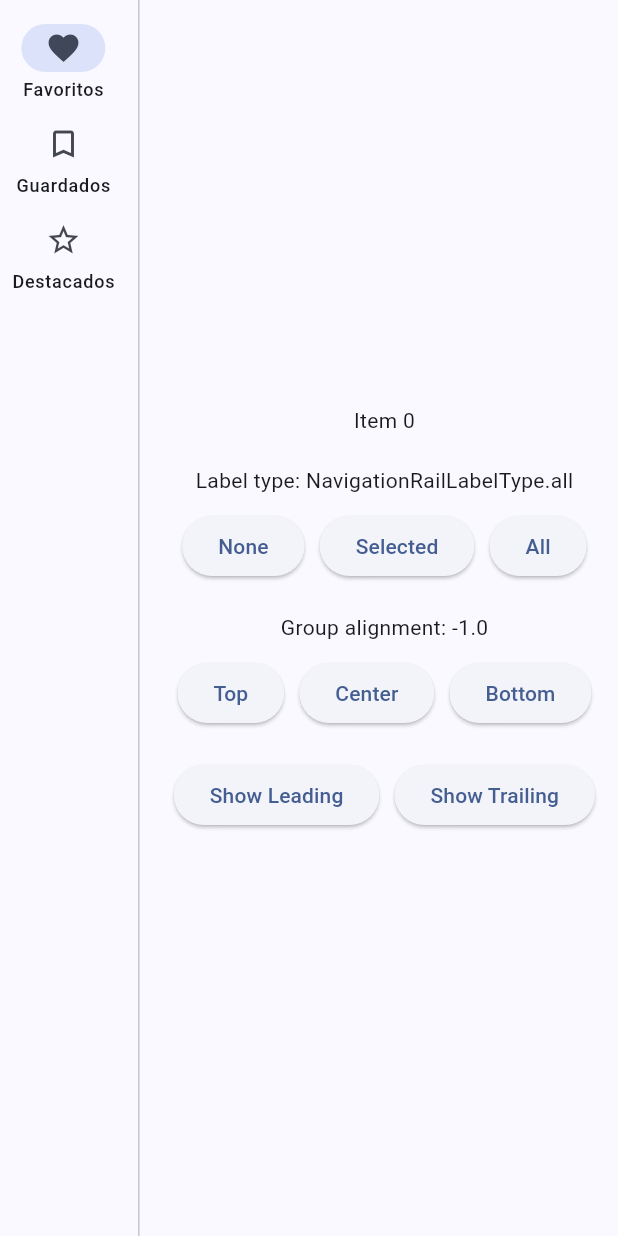
After one commit to Bohandre/widgets-app-material3-flutter, a Flutter app: the NavigationRailScreen screen opened by its route, after a tap on "Favoritos", on a phone screen of 412 x 824 dp. The commit adds this screen. Run offline on Flutter 3.47's test engine with Material 2 defaults, Android fonts, the phone set to English and light mode, and no system bars; our stand-ins replace animate_do, flutter_riverpod, go_router.

Commit message:
add Bottom AppBar - Navigation Rail - SliderMaterial 3 and implement transitions with go router

```diff
--- a/lib/config/router/app_router.dart
+++ b/lib/config/router/app_router.dart
@@ -1,3 +1,5 @@
+import 'package:animate_do/animate_do.dart';
+import 'package:flutter/material.dart';
 import 'package:go_router/go_router.dart';
 import 'package:widgets_app/presentation/screens/screens.dart';
 
@@ -47,7 +49,10 @@ final appRouter = GoRouter(
     GoRoute(
       path: '/tutorial',
       name: AppTutorialScreen.name,
-      builder: (context, state) => const AppTutorialScreen(),
+      pageBuilder: (context, state) => animationSlideUpTransition(
+        child: const AppTutorialScreen(),
+        key: state.pageKey,
+      ),
     ),
     GoRoute(
       path: '/infinite',
@@ -55,9 +60,100 @@ final appRouter = GoRouter(
       builder: (context, state) => const InfiniteScrollScreen(),
     ),
     GoRoute(
+      path: '/bottom-app-bar',
+      name: BottomAppBarScreen.name,
+      builder: (context, state) => const BottomAppBarScreen(),
+    ),
+    GoRoute(
+      path: '/navigation-rail',
+      name: NavigationRailScreen.name,
+      builder: (context, state) => const NavigationRailScreen(),
+    ),
+    GoRoute(
+      path: '/slider-screen',
+      name: SliderScreen.name,
+      pageBuilder: (context, state) => animationSlideRightTransition(
+        child: const SliderScreen(),
+        key: state.pageKey,
+      ),
+    ),
+    GoRoute(
       path: '/theme',
       name: ThemeChanger.name,
-      builder: (context, state) => const ThemeChanger(),
+      pageBuilder: (context, state) => animationFadeTransition(
+        child: const ThemeChanger(),
+        key: state.pageKey,
+      ),
     ),
   ],
 );
+
+// Animación de Transición SlideUp
+dynamic animationSlideUpTransition(
+    {required Widget child, required LocalKey key}) {
+  return CustomTransitionPage(
+    transitionDuration: const Duration(milliseconds: 400),
+    reverseTransitionDuration: const Duration(milliseconds: 400),
+    key: key,
+    child: child,
+    transitionsBuilder: (context, animation, secondaryAnimation, child) {
+      final curvedAnimation =
+          CurvedAnimation(parent: animation, curve: Curves.easeInOut);
+
+      return SlideTransition(
+        position: Tween<Offset>(
+          begin: const Offset(0.0, 1.0),
+          end: Offset.zero,
+        ).animate(curvedAnimation),
+        child: child,
+      );
+    },
+  );
+}
+
+// Animación de Transición SlideRight
+dynamic animationSlideRightTransition({
+  required Widget child,
+  required LocalKey key,
+}) {
+  return CustomTransitionPage(
+    transitionDuration: const Duration(milliseconds: 400),
+    reverseTransitionDuration: const Duration(milliseconds: 400),
+    key: key,
+    child: child,
+    transitionsBuilder: (context, animation, secondaryAnimation, child) {
+      final curvedAnimation =
+          CurvedAnimation(parent: animation, curve: Curves.easeInOut);
+
+      return SlideTransition(
+        position: Tween<Offset>(
+          begin: const Offset(1.0, 0.0),
+          end: Offset.zero,
+        ).animate(curvedAnimation),
+        child: child,
+      );
+    },
+  );
+}
+
+// Animación de Transición Fade
+dynamic animationFadeTransition({
+  required Widget child,
+  required LocalKey key,
+}) {
+  return CustomTransitionPage(
+    transitionDuration: const Duration(milliseconds: 400),
+    reverseTransitionDuration: const Duration(milliseconds: 400),
+    key: key,
+    child: child,
+    transitionsBuilder: (context, animation, secondaryAnimation, child) {
+      final curvedAnimation =
+          CurvedAnimation(parent: animation, curve: Curves.easeInOut);
+
+      return FadeTransition(
+        opacity: Tween(begin: 0.0, end: 1.0).animate(curvedAnimation),
+        child: child,
+      );
+    },
+  );
+}
--- /dev/null
+++ b/lib/presentation/screens/navigation_rail/navigation_rail.dart
@@ -0,0 +1,175 @@
+import 'package:flutter/material.dart';
+import 'package:go_router/go_router.dart';
+
+class NavigationRailScreen extends StatefulWidget {
+  static const name = 'navigation-rail';
+  const NavigationRailScreen({super.key});
+
+  @override
+  State<NavigationRailScreen> createState() => _NavigationRailScreenState();
+}
+
+class _NavigationRailScreenState extends State<NavigationRailScreen> {
+  int _selectedIndex = 0;
+  NavigationRailLabelType labelType = NavigationRailLabelType.all;
+  bool showLeading = false;
+  bool showTrailing = false;
+  double groupAligment = -1.0;
+
+  @override
+  Widget build(BuildContext context) {
+    return Scaffold(
+      body: Row(
+        children: <Widget>[
+          NavigationRail(
+            groupAlignment: groupAligment,
+            onDestinationSelected: (int index) {
+              setState(() {
+                _selectedIndex = index;
+              });
+            },
+            labelType: labelType,
+            leading: showLeading
+                ? FloatingActionButton(
+                    elevation: 0,
+                    child: const Icon(Icons.add),
+                    onPressed: () {},
+                  )
+                : const SizedBox(),
+            trailing: showTrailing
+                ? IconButton(
+                    onPressed: () {
+                      context.pop();
+                    },
+                    icon: const Icon(
+                      Icons.more_horiz_outlined,
+                    ),
+                  )
+                : const SizedBox(),
+            destinations: const <NavigationRailDestination>[
+              NavigationRailDestination(
+                icon: Icon(Icons.favorite_border),
+                selectedIcon: Icon(Icons.favorite),
+                label: Text('Favoritos'),
+              ),
+              NavigationRailDestination(
+                icon: Icon(Icons.bookmark_border),
+                selectedIcon: Icon(Icons.book),
+                label: Text('Guardados'),
+              ),
+              NavigationRailDestination(
+                icon: Icon(Icons.star_border),
+                selectedIcon: Icon(Icons.star),
+                label: Text('Destacados'),
+              ),
+            ],
+            selectedIndex: _selectedIndex,
+          ),
+          const VerticalDivider(),
+          Expanded(
+            child: Column(
+              mainAxisAlignment: MainAxisAlignment.center,
+              children: [
+                Text('Item $_selectedIndex'),
+                const SizedBox(
+                  height: 20,
+                ),
+                Text('Label type: $labelType'),
+                const SizedBox(
+                  height: 10,
+                ),
+                OverflowBar(
+                  spacing: 10.0,
+                  children: <Widget>[
+                    ElevatedButton(
+                      onPressed: () {
+                        setState(() {
+                          labelType = NavigationRailLabelType.none;
+                        });
+                      },
+                      child: const Text('None'),
+                    ),
+                    ElevatedButton(
+                      onPressed: () {
+                        setState(() {
+                          labelType = NavigationRailLabelType.selected;
+                        });
+                      },
+                      child: const Text('Selected'),
+                    ),
+                    ElevatedButton(
+                      onPressed: () {
+                        setState(() {
+                          labelType = NavigationRailLabelType.all;
+                        });
+                      },
+                      child: const Text('All'),
+                    ),
+                  ],
+                ),
+                const SizedBox(
+                  height: 20,
+                ),
+                Text('Group alignment: $groupAligment'),
+                const SizedBox(
+                  height: 10,
+                ),
+                OverflowBar(
+                  spacing: 10.0,
+                  children: <Widget>[
+                    ElevatedButton(
+                      onPressed: () {
+                        setState(() {
+                          groupAligment = -1.0;
+                        });
+                      },
+                      child: const Text('Top'),
+                    ),
+                    ElevatedButton(
+                      onPressed: () {
+                        setState(() {
+                          groupAligment = 0.0;
+                        });
+                      },
+                      child: const Text('Center'),
+                    ),
+                    ElevatedButton(
+                      onPressed: () {
+                        setState(() {
+                          groupAligment = 1.0;
+                        });
+                      },
+                      child: const Text('Bottom'),
+                    ),
+                  ],
+                ),
+                const SizedBox(
+                  height: 20,
+                ),
+                OverflowBar(spacing: 10.0, children: <Widget>[
+                  ElevatedButton(
+                    onPressed: () {
+                      setState(() {
+                        showLeading = !showLeading;
+                      });
+                    },
+                    child: Text(showLeading ? 'Hide Leading' : 'Show Leading'),
+                  ),
+                  ElevatedButton(
+                    onPressed: () {
+                      setState(() {
+                        showTrailing = !showTrailing;
+                      });
+                    },
+                    child:
+                        Text(showTrailing ? 'Hide Tailing' : 'Show Trailing'),
+                  ),
+                ]),
+              ],
+            ),
+          ),
+        ],
+      ),
+    );
+  }
+}
--- a/lib/presentation/screens/screens.dart
+++ b/lib/presentation/screens/screens.dart
@@ -9,3 +9,6 @@ export 'package:widgets_app/presentation/screens/progress/progress_screen.dart';
 export 'package:widgets_app/presentation/screens/snackbar/snackbar_screen.dart';
 export 'package:widgets_app/presentation/screens/theme_changer/theme_changer.dart';
 export 'package:widgets_app/presentation/screens/ui_controls/ui_controls.dart';
+export 'bottom_app_bar/bottom_app_bar_screen.dart';
+export 'navigation_rail/navigation_rail.dart';
+export 'slider/slider_screen.dart';
```
Also changed, not shown: lib/config/menu/menu_items.dart (+18 -0 lines), lib/presentation/screens/bottom_app_bar/bottom_app_bar_screen.dart (added, +184 -0 lines), lib/presentation/screens/slider/slider_screen.dart (added, +40 -0 lines).
